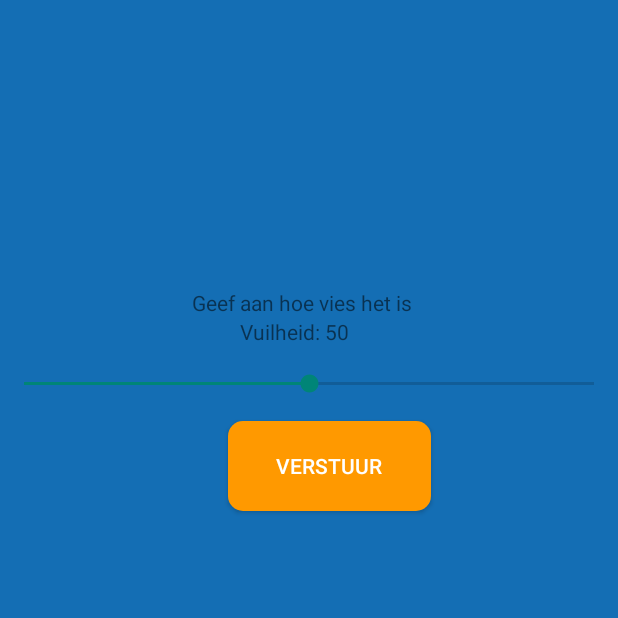
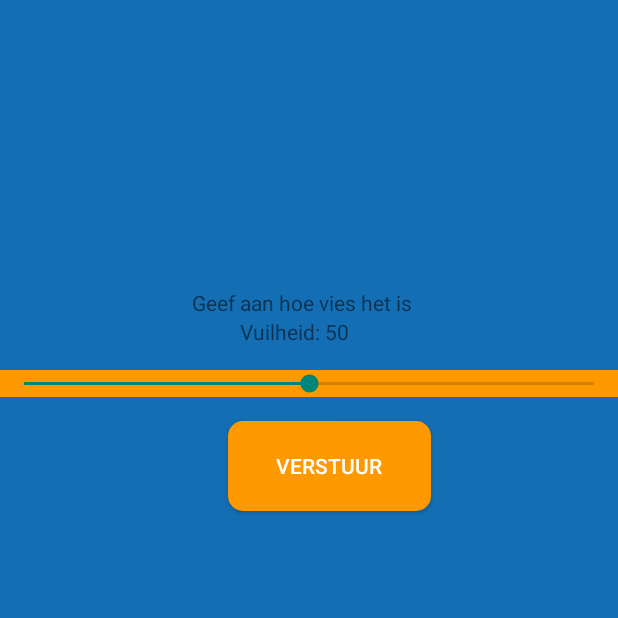
Before and after one commit to jaggrh95/DIGITAL-ECONOMY, an Android app: the VuilheidsScoreActivity screen opened directly, with no data from a screen before it, on a phone screen of 412 x 824 dp, the top half of it. Run offline under Robolectric (Android 15) with nearby library versions, the phone set to English and light mode, and no system bars; 2 statements that could not run were skipped.

Commit message:
layout fix

```diff
--- a/app/src/main/res/layout/activity_vuilheids_score.xml
+++ b/app/src/main/res/layout/activity_vuilheids_score.xml
@@ -49,6 +49,8 @@
                 android:layout_height="wrap_content"
                 android:max="100"
                 android:layout_marginTop="0.1in"
+                android:background="@color/colorOrange"
+
 
                 android:progress="50" />
 
@@ -56,13 +58,12 @@
                 android:id="@+id/button3"
                 android:layout_width="wrap_content"
                 android:layout_height="wrap_content"
+                android:layout_marginLeft="0.95in"
                 android:layout_marginTop="0.1in"
-                android:layout_marginLeft="0.95in"
+                android:background="@drawable/ic_orange_button"
+                android:onClick="Verstuur"
                 android:text="Verstuur"
-                android:onClick="Verstuur"
-                android:background="@drawable/ic_orange_button"
-                android:textColor="@color/colorWhite"
-                />
+                android:textColor="@color/colorWhite" />
 
         </LinearLayout>
     </RelativeLayout>
```
